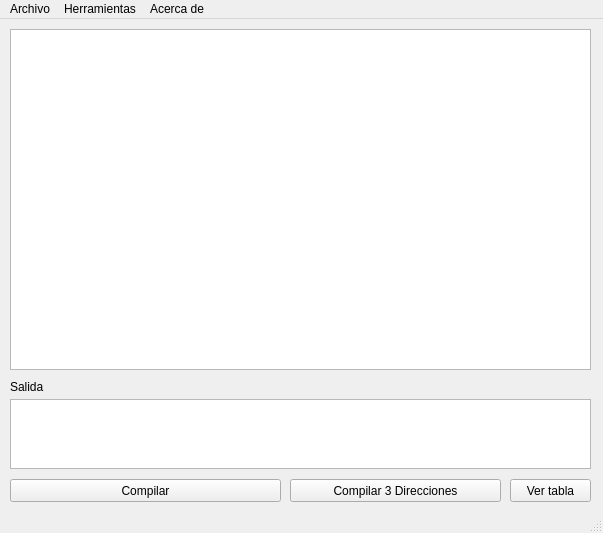
Above: mainwindow.ui from lastmasta/compiladores2 before the change. Below: the same form after it.
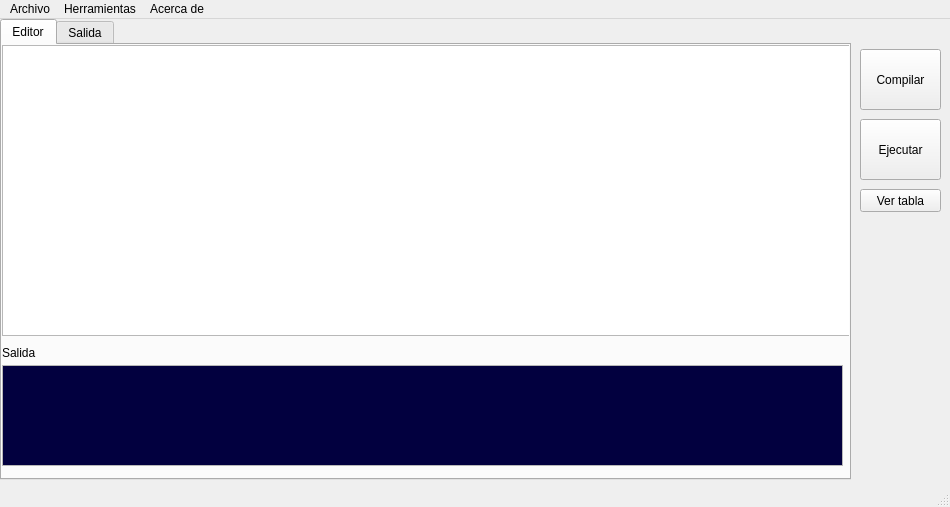
That is the form after the change.

The edit to the form file:
```diff
--- a/mainwindow.ui
+++ b/mainwindow.ui
@@ -6,42 +6,265 @@
    <rect>
     <x>0</x>
     <y>0</y>
-    <width>603</width>
-    <height>533</height>
+    <width>950</width>
+    <height>507</height>
    </rect>
   </property>
   <property name="windowTitle">
    <string>Proyecto 2 ::: Rodrigo Pineda Arévalo ::: 201020540</string>
   </property>
   <widget class="QWidget" name="centralWidget">
-   <widget class="QTextEdit" name="sourceArea">
+   <widget class="QTabWidget" name="tabWidget">
     <property name="geometry">
      <rect>
-      <x>10</x>
-      <y>10</y>
-      <width>581</width>
-      <height>341</height>
+      <x>0</x>
+      <y>0</y>
+      <width>851</width>
+      <height>461</height>
      </rect>
     </property>
+    <property name="currentIndex">
+     <number>0</number>
+    </property>
+    <widget class="QWidget" name="tab">
+     <attribute name="title">
+      <string>Editor</string>
+     </attribute>
+     <widget class="QTextEdit" name="sourceArea">
+      <property name="geometry">
+       <rect>
+        <x>0</x>
+        <y>0</y>
+        <width>851</width>
+        <height>291</height>
+       </rect>
+      </property>
+     </widget>
+     <widget class="QTextEdit" name="erroresText">
+      <property name="geometry">
+       <rect>
+        <x>0</x>
+        <y>320</y>
+        <width>841</width>
+        <height>101</height>
+       </rect>
+      </property>
+      <property name="palette">
+       <palette>
+        <active>
+         <colorrole role="Light">
+          <brush brushstyle="SolidPattern">
+           <color alpha="255">
+            <red>0</red>
+            <green>0</green>
+            <blue>0</blue>
+           </color>
+          </brush>
+         </colorrole>
+         <colorrole role="Text">
+          <brush brushstyle="SolidPattern">
+           <color alpha="255">
+            <red>255</red>
+            <green>0</green>
+            <blue>0</blue>
+           </color>
+          </brush>
+         </colorrole>
+         <colorrole role="BrightText">
+          <brush brushstyle="SolidPattern">
+           <color alpha="254">
+            <red>0</red>
+            <green>23</green>
+            <blue>75</blue>
+           </color>
+          </brush>
+         </colorrole>
+         <colorrole role="Base">
+          <brush brushstyle="SolidPattern">
+           <color alpha="255">
+            <red>2</red>
+            <green>0</green>
+            <blue>63</blue>
+           </color>
+          </brush>
+         </colorrole>
+        </active>
+        <inactive>
+         <colorrole role="Light">
+          <brush brushstyle="SolidPattern">
+           <color alpha="255">
+            <red>0</red>
+            <green>0</green>
+            <blue>0</blue>
+           </color>
+          </brush>
+         </colorrole>
+         <colorrole role="Text">
+          <brush brushstyle="SolidPattern">
+           <color alpha="255">
+            <red>255</red>
+            <green>0</green>
+            <blue>0</blue>
+           </color>
+          </brush>
+         </colorrole>
+         <colorrole role="BrightText">
+          <brush brushstyle="SolidPattern">
+           <color alpha="254">
+            <red>0</red>
+            <green>23</green>
+            <blue>75</blue>
+           </color>
+          </brush>
+         </colorrole>
+         <colorrole role="Base">
+          <brush brushstyle="SolidPattern">
+           <color alpha="255">
+            <red>2</red>
+            <green>0</green>
+            <blue>63</blue>
+           </color>
+          </brush>
+         </colorrole>
+        </inactive>
+        <disabled>
+         <colorrole role="Light">
+          <brush brushstyle="SolidPattern">
+           <color alpha="255">
+            <red>0</red>
+            <green>0</green>
+            <blue>0</blue>
+           </color>
+          </brush>
+         </colorrole>
+         <colorrole role="Text">
+          <brush brushstyle="SolidPattern">
+           <color alpha="255">
+            <red>133</red>
+            <green>133</green>
+            <blue>133</blue>
+           </color>
+          </brush>
+         </colorrole>
+         <colorrole role="BrightText">
+          <brush brushstyle="SolidPattern">
+           <color alpha="254">
+            <red>0</red>
+            <green>23</green>
+            <blue>75</blue>
+           </color>
+          </brush>
+         </colorrole>
+         <colorrole role="Base">
+          <brush brushstyle="SolidPattern">
+           <color alpha="255">
+            <red>252</red>
+            <green>252</green>
+            <blue>252</blue>
+           </color>
+          </brush>
+         </colorrole>
+        </disabled>
+       </palette>
+      </property>
+     </widget>
+     <widget class="QLabel" name="label">
+      <property name="geometry">
+       <rect>
+        <x>0</x>
+        <y>300</y>
+        <width>57</width>
+        <height>15</height>
+       </rect>
+      </property>
+      <property name="text">
+       <string>Salida</string>
+      </property>
+     </widget>
+    </widget>
+    <widget class="QWidget" name="tab_2">
+     <attribute name="title">
+      <string>Salida</string>
+     </attribute>
+     <widget class="QTextEdit" name="tresText">
+      <property name="geometry">
+       <rect>
+        <x>0</x>
+        <y>20</y>
+        <width>421</width>
+        <height>411</height>
+       </rect>
+      </property>
+     </widget>
+     <widget class="QTextEdit" name="nasmText">
+      <property name="geometry">
+       <rect>
+        <x>430</x>
+        <y>20</y>
+        <width>421</width>
+        <height>411</height>
+       </rect>
+      </property>
+     </widget>
+     <widget class="QLabel" name="label_2">
+      <property name="geometry">
+       <rect>
+        <x>0</x>
+        <y>0</y>
+        <width>141</width>
+        <height>17</height>
+       </rect>
+      </property>
+      <property name="text">
+       <string>Codigo de 3 Direcciones</string>
+      </property>
+     </widget>
+     <widget class="QLabel" name="label_3">
+      <property name="geometry">
+       <rect>
+        <x>430</x>
+        <y>0</y>
+        <width>141</width>
+        <height>17</height>
+       </rect>
+      </property>
+      <property name="text">
+       <string>Codigo NASM</string>
+      </property>
+     </widget>
+    </widget>
    </widget>
    <widget class="QPushButton" name="compilarBtn">
     <property name="geometry">
      <rect>
-      <x>10</x>
-      <y>460</y>
-      <width>271</width>
-      <height>23</height>
+      <x>860</x>
+      <y>30</y>
+      <width>81</width>
+      <height>61</height>
      </rect>
     </property>
     <property name="text">
      <string>Compilar</string>
     </property>
    </widget>
+   <widget class="QPushButton" name="ejecutar_btn">
+    <property name="geometry">
+     <rect>
+      <x>860</x>
+      <y>100</y>
+      <width>81</width>
+      <height>61</height>
+     </rect>
+    </property>
+    <property name="text">
+     <string>Ejecutar</string>
+    </property>
+   </widget>
    <widget class="QPushButton" name="compilarBtn_2">
     <property name="geometry">
      <rect>
-      <x>510</x>
-      <y>460</y>
+      <x>860</x>
+      <y>170</y>
       <width>81</width>
       <height>23</height>
      </rect>
@@ -50,49 +273,13 @@
      <string>Ver tabla</string>
     </property>
    </widget>
-   <widget class="QLabel" name="label">
-    <property name="geometry">
-     <rect>
-      <x>10</x>
-      <y>360</y>
-      <width>57</width>
-      <height>15</height>
-     </rect>
-    </property>
-    <property name="text">
-     <string>Salida</string>
-    </property>
-   </widget>
-   <widget class="QTextEdit" name="erroresText">
-    <property name="geometry">
-     <rect>
-      <x>10</x>
-      <y>380</y>
-      <width>581</width>
-      <height>70</height>
-     </rect>
-    </property>
-   </widget>
-   <widget class="QPushButton" name="compilar3d_btn">
-    <property name="geometry">
-     <rect>
-      <x>290</x>
-      <y>460</y>
-      <width>211</width>
-      <height>23</height>
-     </rect>
-    </property>
-    <property name="text">
-     <string>Compilar 3 Direcciones</string>
-    </property>
-   </widget>
   </widget>
   <widget class="QMenuBar" name="menuBar">
    <property name="geometry">
     <rect>
      <x>0</x>
      <y>0</y>
-     <width>603</width>
+     <width>950</width>
      <height>27</height>
     </rect>
    </property>
```
